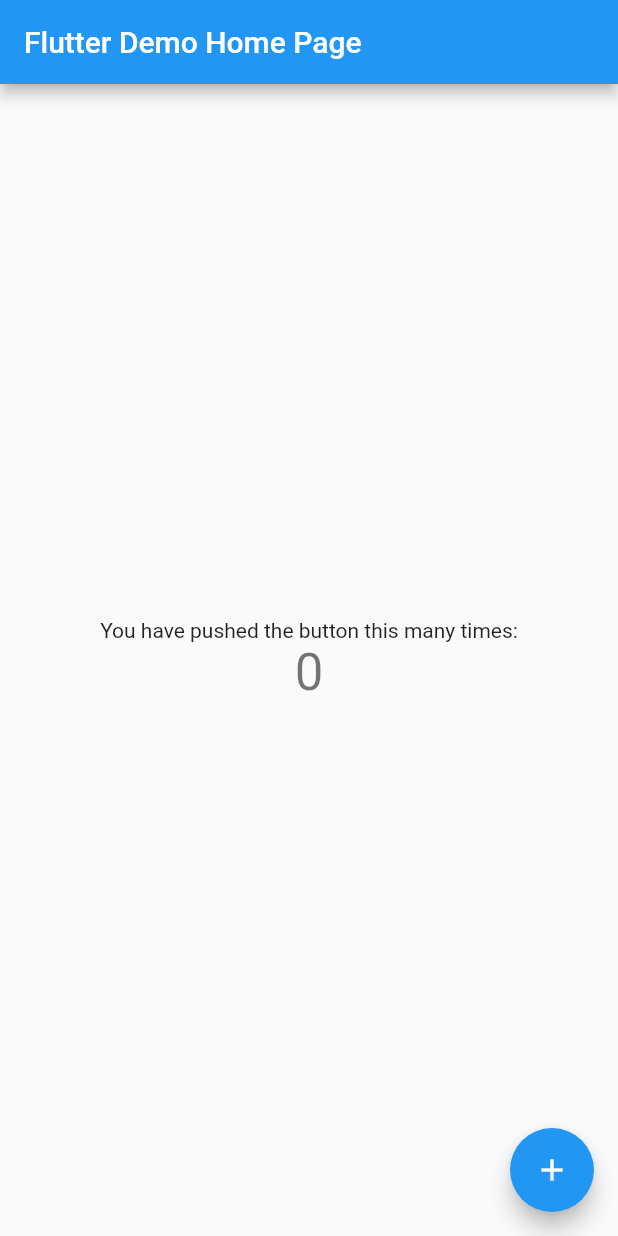
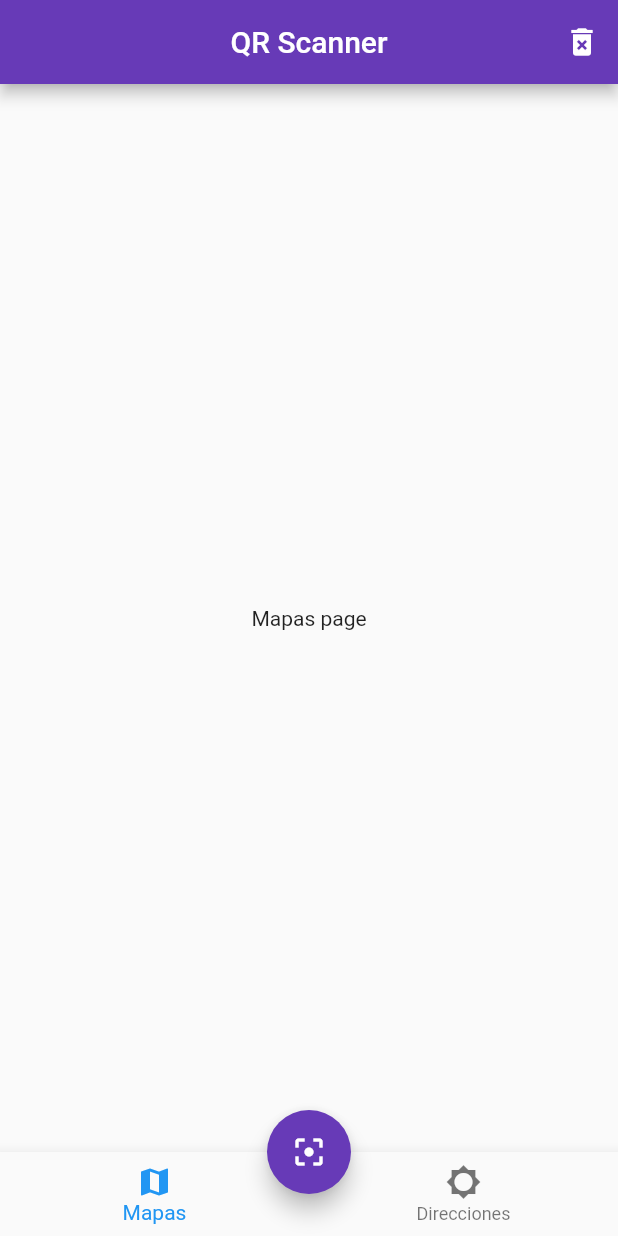
Before and after one commit to Freyien/qr_scan, a Flutter app: the screen it shows after launch, on a phone screen of 412 x 824 dp. Run offline on Flutter 3.47's test engine with Material 2 defaults, Android fonts, the phone set to English and light mode, and no system bars; missing offline and left inert: barcode_scan.

Commit message:
Init UI
add ReadCode package

add permissions to use camera

```diff
--- a/lib/main.dart
+++ b/lib/main.dart
@@ -1,111 +1,22 @@
 import 'package:flutter/material.dart';
+
+import 'package:qr_scan/src/pages/home_page.dart';
 
 void main() => runApp(MyApp());
 
 class MyApp extends StatelessWidget {
-  // This widget is the root of your application.
   @override
   Widget build(BuildContext context) {
     return MaterialApp(
-      title: 'Flutter Demo',
+      debugShowCheckedModeBanner: false,
+      title: 'Qr_scanner',
+      initialRoute: 'home',
+      routes: {
+        'home' : (BuildContext context) => HomePage()
+      },
       theme: ThemeData(
-        // This is the theme of your application.
-        //
-        // Try running your application with "flutter run". You'll see the
-        // application has a blue toolbar. Then, without quitting the app, try
-        // changing the primarySwatch below to Colors.green and then invoke
-        // "hot reload" (press "r" in the console where you ran "flutter run",
-        // or simply save your changes to "hot reload" in a Flutter IDE).
-        // Notice that the counter didn't reset back to zero; the application
-        // is not restarted.
-        primarySwatch: Colors.blue,
+        primaryColor: Colors.deepPurple
       ),
-      home: MyHomePage(title: 'Flutter Demo Home Page'),
     );
   }
 }
-
-class MyHomePage extends StatefulWidget {
-  MyHomePage({Key key, this.title}) : super(key: key);
-
-  // This widget is the home page of your application. It is stateful, meaning
-  // that it has a State object (defined below) that contains fields that affect
-  // how it looks.
-
-  // This class is the configuration for the state. It holds the values (in this
-  // case the title) provided by the parent (in this case the App widget) and
-  // used by the build method of the State. Fields in a Widget subclass are
-  // always marked "final".
-
-  final String title;
-
-  @override
-  _MyHomePageState createState() => _MyHomePageState();
-}
-
-class _MyHomePageState extends State<MyHomePage> {
-  int _counter = 0;
-
-  void _incrementCounter() {
-    setState(() {
-      // This call to setState tells the Flutter framework that something has
-      // changed in this State, which causes it to rerun the build method below
-      // so that the display can reflect the updated values. If we changed
-      // _counter without calling setState(), then the build method would not be
-      // called again, and so nothing would appear to happen.
-      _counter++;
-    });
-  }
-
-  @override
-  Widget build(BuildContext context) {
-    // This method is rerun every time setState is called, for instance as done
-    // by the _incrementCounter method above.
-    //
-    // The Flutter framework has been optimized to make rerunning build methods
-    // fast, so that you can just rebuild anything that needs updating rather
-    // than having to individually change instances of widgets.
-    return Scaffold(
-      appBar: AppBar(
-        // Here we take the value from the MyHomePage object that was created by
-        // the App.build method, and use it to set our appbar title.
-        title: Text(widget.title),
-      ),
-      body: Center(
-        // Center is a layout widget. It takes a single child and positions it
-        // in the middle of the parent.
-        child: Column(
-          // Column is also a layout widget. It takes a list of children and
-          // arranges them vertically. By default, it sizes itself to fit its
-          // children horizontally, and tries to be as tall as its parent.
-          //
-          // Invoke "debug painting" (press "p" in the console, choose the
-          // "Toggle Debug Paint" action from the Flutter Inspector in Android
-          // Studio, or the "Toggle Debug Paint" command in Visual Studio Code)
-          // to see the wireframe for each widget.
-          //
-          // Column has various properties to control how it sizes itself and
-          // how it positions its children. Here we use mainAxisAlignment to
-          // center the children vertically; the main axis here is the vertical
-          // axis because Columns are vertical (the cross axis would be
-          // horizontal).
-          mainAxisAlignment: MainAxisAlignment.center,
-          children: <Widget>[
-            Text(
-              'You have pushed the button this many times:',
-            ),
-            Text(
-              '$_counter',
-              style: Theme.of(context).textTheme.display1,
-            ),
-          ],
-        ),
-      ),
-      floatingActionButton: FloatingActionButton(
-        onPressed: _incrementCounter,
-        tooltip: 'Increment',
-        child: Icon(Icons.add),
-      ), // This trailing comma makes auto-formatting nicer for build methods.
-    );
-  }
-}
--- /dev/null
+++ b/lib/src/pages/directions_page.dart
@@ -0,0 +1,10 @@
+import 'package:flutter/material.dart';
+
+class DirectionsPage extends StatelessWidget {
+  @override
+  Widget build(BuildContext context) {
+    return Center(
+      child: Text('Direcciones page'),
+    );
+  }
+}
--- /dev/null
+++ b/lib/src/pages/home_page.dart
@@ -0,0 +1,91 @@
+import 'package:flutter/material.dart';
+
+import 'package:barcode_scan/barcode_scan.dart';
+
+import 'package:qr_scan/src/pages/directions_page.dart';
+import 'package:qr_scan/src/pages/maps_page.dart';
+
+class HomePage extends StatefulWidget {
+  @override
+  _HomePageState createState() => _HomePageState();
+}
+
+class _HomePageState extends State<HomePage> {
+  int currentIndex = 0;
+
+  @override
+  Widget build(BuildContext context) {
+    return Scaffold(
+      appBar: _appBar(),
+      body: _callPage(currentIndex),
+      bottomNavigationBar: _bottomNavigationBar(),
+      floatingActionButtonLocation: FloatingActionButtonLocation.centerDocked,
+      floatingActionButton: _floatingActionButton(),
+    );
+  }
+
+  Widget _appBar() {
+    return AppBar(
+      centerTitle: true,
+      title: Text('QR Scanner'),
+      actions: <Widget>[
+        IconButton(icon: Icon(Icons.delete_forever), onPressed: (){})
+      ],
+    );
+  }
+
+  Widget _floatingActionButton() {
+    return FloatingActionButton(
+      child: Icon(Icons.filter_center_focus),
+      backgroundColor: Theme.of(context).primaryColor,
+      onPressed: _scanQR
+    );
+  }
+
+  _scanQR() async{
+    //https://google.com
+    //geo:19.546215591946453,-99.21018352317792
+    String futureString = '';
+
+    try {
+      futureString = await BarcodeScanner.scan();
+    } catch (e) {
+      futureString = e.toString();
+    }
+
+    print('Future String: $futureString');
+
+    if (futureString != null)
+      print('Tenemos info');
+  }
+
+  Widget _callPage(int currentIndex) {
+    switch (currentIndex) {
+      case 0: return MapsPage();
+      case 1: return DirectionsPage();
+      default: return MapsPage();
+    }
+  }
+
+  Widget _bottomNavigationBar() {
+    return BottomNavigationBar(
+      currentIndex: currentIndex,
+      onTap: (index) {
+        setState(() {
+          currentIndex = index;
+        });
+      },
+      items: <BottomNavigationBarItem>[
+        BottomNavigationBarItem(
+          icon: Icon(Icons.map),
+          title: Text('Mapas')
+        ),
+
+        BottomNavigationBarItem(
+          icon: Icon(Icons.brightness_5),
+          title: Text('Direcciones')
+        )
+      ]
+    );
+  }
+}
--- /dev/null
+++ b/lib/src/pages/maps_page.dart
@@ -0,0 +1,10 @@
+import 'package:flutter/material.dart';
+
+class MapsPage extends StatelessWidget {
+  @override
+  Widget build(BuildContext context) {
+    return Center(
+      child: Text('Mapas page'),
+    );
+  }
+}
--- a/pubspec.yaml
+++ b/pubspec.yaml
@@ -23,6 +23,7 @@ dependencies:
   # The following adds the Cupertino Icons font to your application.
   # Use with the CupertinoIcons class for iOS style icons.
   cupertino_icons: ^0.1.2
+  barcode_scan: ^1.0.0
 
 dev_dependencies:
   flutter_test:
```
Also changed, not shown: pubspec.lock, 4 other files.
